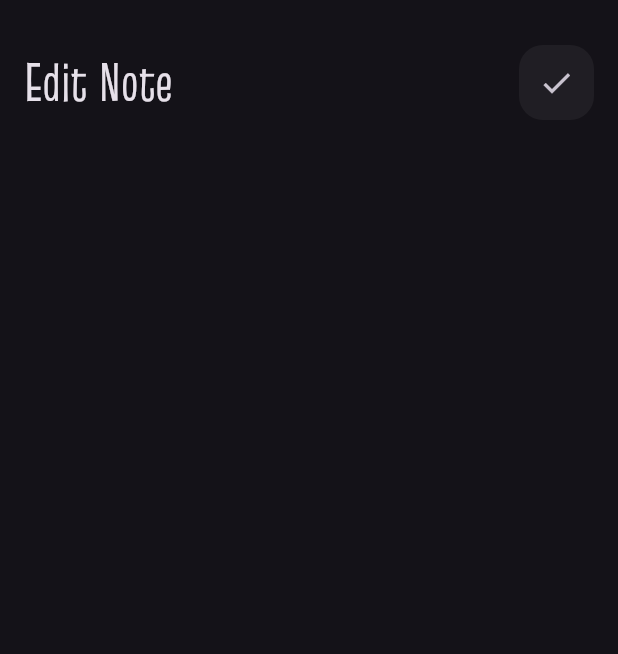
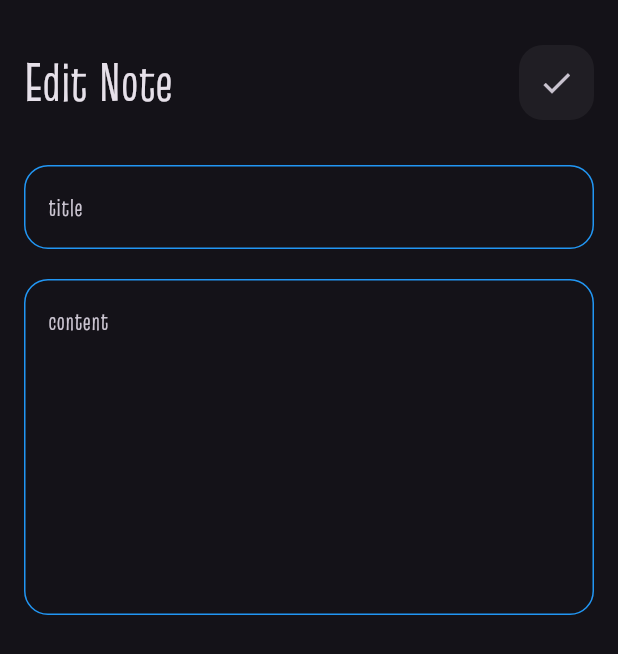
Before and after one commit to AhmdRabei/notes_app, a Flutter app: the EditNoteView screen opened by its route, on a phone screen of 412 x 824 dp. Shown: the top 654 px of the screen. Run offline on Flutter 3.47's test engine with Material 3 defaults, Android fonts, the phone set to English and light mode, and no system bars.

Commit message:
finish edit ui

```diff
--- a/lib/widgets/edit_view_body.dart
+++ b/lib/widgets/edit_view_body.dart
@@ -1,5 +1,6 @@
 import 'package:flutter/material.dart';
 import 'package:notes_app/widgets/custom_app_bar.dart';
+import 'package:notes_app/widgets/custom_text_field.dart';
 
 class EditViewBody extends StatelessWidget {
   const EditViewBody({super.key});
@@ -15,6 +16,17 @@ class EditViewBody extends StatelessWidget {
           appBartitle: 'Edit Note',
           icon: Icons.check,
         ),
+        SizedBox(
+          height: 30,
+        ),
+        CustomTextField(title: 'title'),
+        SizedBox(
+          height: 20,
+        ),
+        CustomTextField(
+          title: 'content',
+          maxLines: 8,
+        ),
       ],
     );
   }
```
